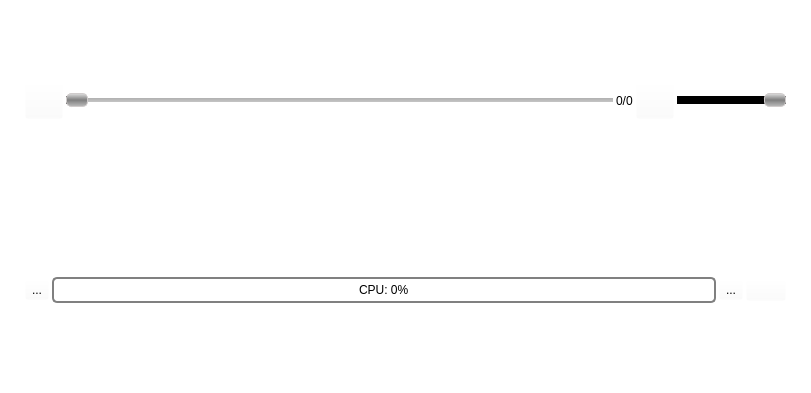
This is playcontrols.ui in linux4sam/atmel-video-player as Qt 5 draws it before an edit. The edited form follows.
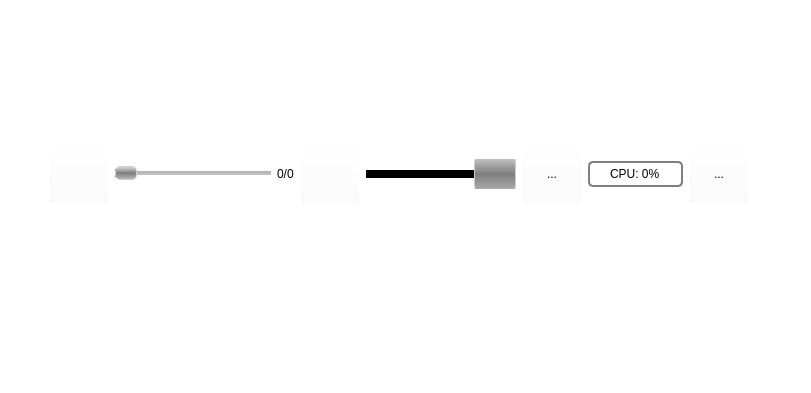
This is the edited form. Icons and pictures are not drawn.

```diff
--- a/playcontrols.ui
+++ b/playcontrols.ui
@@ -19,36 +19,27 @@
   <property name="styleSheet">
    <string notr="true">background-color: rgba(255, 255, 255, 0);</string>
   </property>
-  <layout class="QVBoxLayout" name="verticalLayout">
-   <property name="spacing">
-    <number>3</number>
+  <widget class="QWidget" name="horizontalLayoutWidget">
+   <property name="geometry">
+    <rect>
+     <x>49</x>
+     <y>140</y>
+     <width>700</width>
+     <height>80</height>
+    </rect>
    </property>
-   <property name="leftMargin">
-    <number>5</number>
-   </property>
-   <property name="rightMargin">
-    <number>5</number>
-   </property>
-   <item>
-    <layout class="QHBoxLayout" name="layout" stretch="0,1,10,0,1,2,0">
-     <item>
-      <spacer name="horizontalSpacer_2">
-       <property name="orientation">
-        <enum>Qt::Horizontal</enum>
-       </property>
-       <property name="sizeType">
-        <enum>QSizePolicy::Fixed</enum>
-       </property>
-       <property name="sizeHint" stdset="0">
-        <size>
-         <width>20</width>
-         <height>60</height>
-        </size>
-       </property>
-      </spacer>
-     </item>
+   <layout class="QHBoxLayout" name="layout" stretch="1,10,0,1,2,1,1,0">
+    <property name="bottomMargin">
+     <number>12</number>
+    </property>
      <item>
       <widget class="QToolButton" name="PlayPause">
+      <property name="minimumSize">
+       <size>
+        <width>60</width>
+        <height>60</height>
+       </size>
+      </property>
        <property name="focusPolicy">
         <enum>Qt::NoFocus</enum>
        </property>
@@ -110,6 +101,12 @@
      </item>
      <item>
       <widget class="QToolButton" name="muteButton">
+      <property name="minimumSize">
+       <size>
+        <width>60</width>
+        <height>60</height>
+       </size>
+      </property>
        <property name="mouseTracking">
         <bool>true</bool>
        </property>
@@ -133,6 +130,18 @@
      </item>
      <item>
       <widget class="QSlider" name="volumeControl">
+      <property name="minimumSize">
+       <size>
+        <width>150</width>
+        <height>30</height>
+       </size>
+      </property>
+      <property name="maximumSize">
+       <size>
+        <width>250</width>
+        <height>16777215</height>
+       </size>
+      </property>
        <property name="accessibleDescription">
         <string/>
        </property>
@@ -145,10 +154,11 @@
  }
 QSlider::handle:horizontal{
     background: qlineargradient(x1:0, y1:0, x2:0, y2:1, stop:0 #DFDFDF, stop: 0.5 #7E7E7E, stop:1 #BCBCBC);
-	margin: -5px 0;
-    border-radius: 5px;
+	margin: -20px 0;
+    border-radius: 10px;
 	border: 1px solid rgb(208, 204, 204);
-	width: 20px
+	width: 40px;
+    height: 40px;
 }
 QSlider::add-page:horizontal {
     background: rgb(0, 0, 0)
@@ -169,53 +179,13 @@
       </widget>
      </item>
      <item>
-      <spacer name="horizontalSpacer_3">
-       <property name="orientation">
-        <enum>Qt::Horizontal</enum>
-       </property>
-       <property name="sizeType">
-        <enum>QSizePolicy::Fixed</enum>
-       </property>
-       <property name="sizeHint" stdset="0">
+     <widget class="QToolButton" name="fullScreenButtonn">
+      <property name="minimumSize">
         <size>
-         <width>20</width>
+        <width>60</width>
          <height>60</height>
         </size>
        </property>
-      </spacer>
-     </item>
-    </layout>
-   </item>
-   <item>
-    <widget class="Line" name="line">
-     <property name="frameShadow">
-      <enum>QFrame::Sunken</enum>
-     </property>
-     <property name="orientation">
-      <enum>Qt::Horizontal</enum>
-     </property>
-    </widget>
-   </item>
-   <item>
-    <layout class="QHBoxLayout" name="horizontalLayout">
-     <item>
-      <spacer name="horizontalSpacer">
-       <property name="orientation">
-        <enum>Qt::Horizontal</enum>
-       </property>
-       <property name="sizeType">
-        <enum>QSizePolicy::Fixed</enum>
-       </property>
-       <property name="sizeHint" stdset="0">
-        <size>
-         <width>20</width>
-         <height>60</height>
-        </size>
-       </property>
-      </spacer>
-     </item>
-     <item>
-      <widget class="QToolButton" name="optionsButtonn">
        <property name="focusPolicy">
         <enum>Qt::NoFocus</enum>
        </property>
@@ -256,7 +226,13 @@
       </widget>
      </item>
      <item>
-      <widget class="QToolButton" name="fullScreenButtonn">
+     <widget class="QToolButton" name="optionsButtonn">
+      <property name="minimumSize">
+       <size>
+        <width>60</width>
+        <height>60</height>
+       </size>
+      </property>
        <property name="focusPolicy">
         <enum>Qt::NoFocus</enum>
        </property>
@@ -275,42 +251,8 @@
        </property>
       </widget>
      </item>
-     <item>
-      <widget class="QPushButton" name="exitButton">
-       <property name="text">
-        <string/>
-       </property>
-       <property name="icon">
-        <iconset resource="resources.qrc">
-         <normaloff>:/playcontrols/images/exit-button.png</normaloff>:/playcontrols/images/exit-button.png</iconset>
-       </property>
-       <property name="iconSize">
-        <size>
-         <width>80</width>
-         <height>50</height>
-        </size>
-       </property>
-      </widget>
-     </item>
-     <item>
-      <spacer name="horizontalSpacer_4">
-       <property name="orientation">
-        <enum>Qt::Horizontal</enum>
-       </property>
-       <property name="sizeType">
-        <enum>QSizePolicy::Fixed</enum>
-       </property>
-       <property name="sizeHint" stdset="0">
-        <size>
-         <width>20</width>
-         <height>60</height>
-        </size>
-       </property>
-      </spacer>
-     </item>
-    </layout>
-   </item>
-  </layout>
+   </layout>
+  </widget>
  </widget>
  <resources>
   <include location="resources.qrc"/>
```
Left out of the diff: 4 changed lines with no effect on the pictures. Lines whose indentation alone changed are shown as unchanged.
